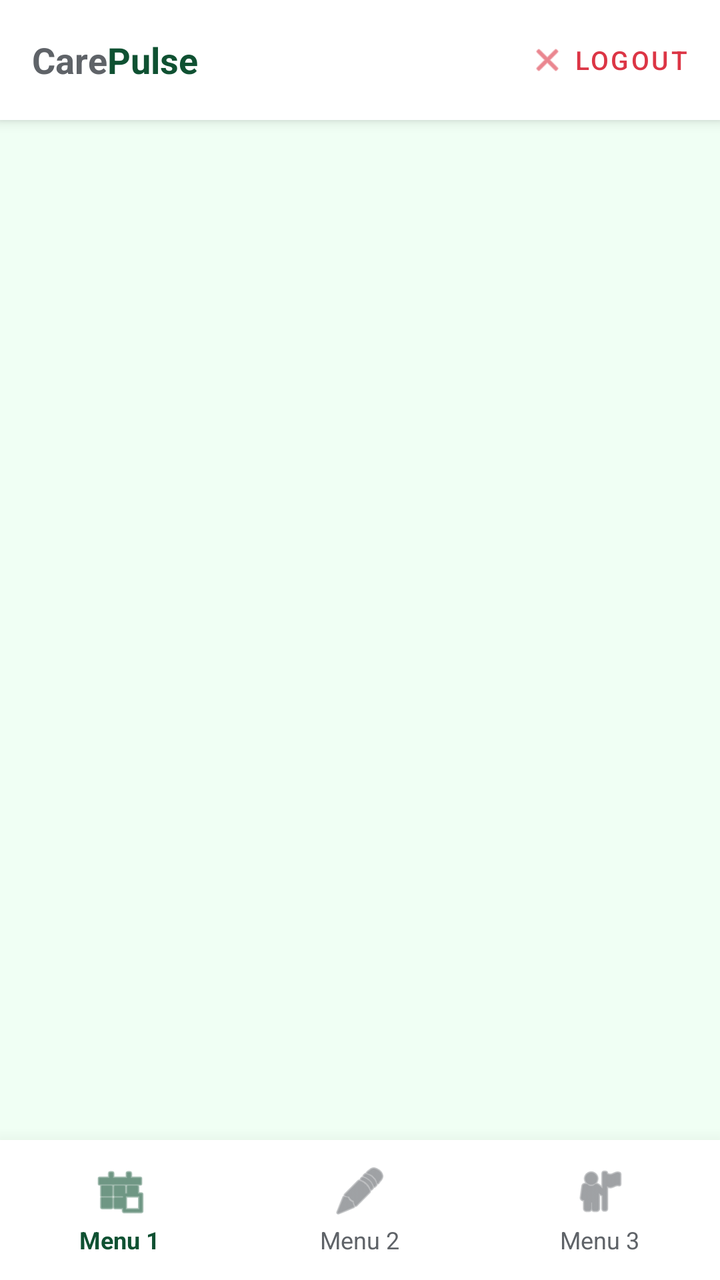
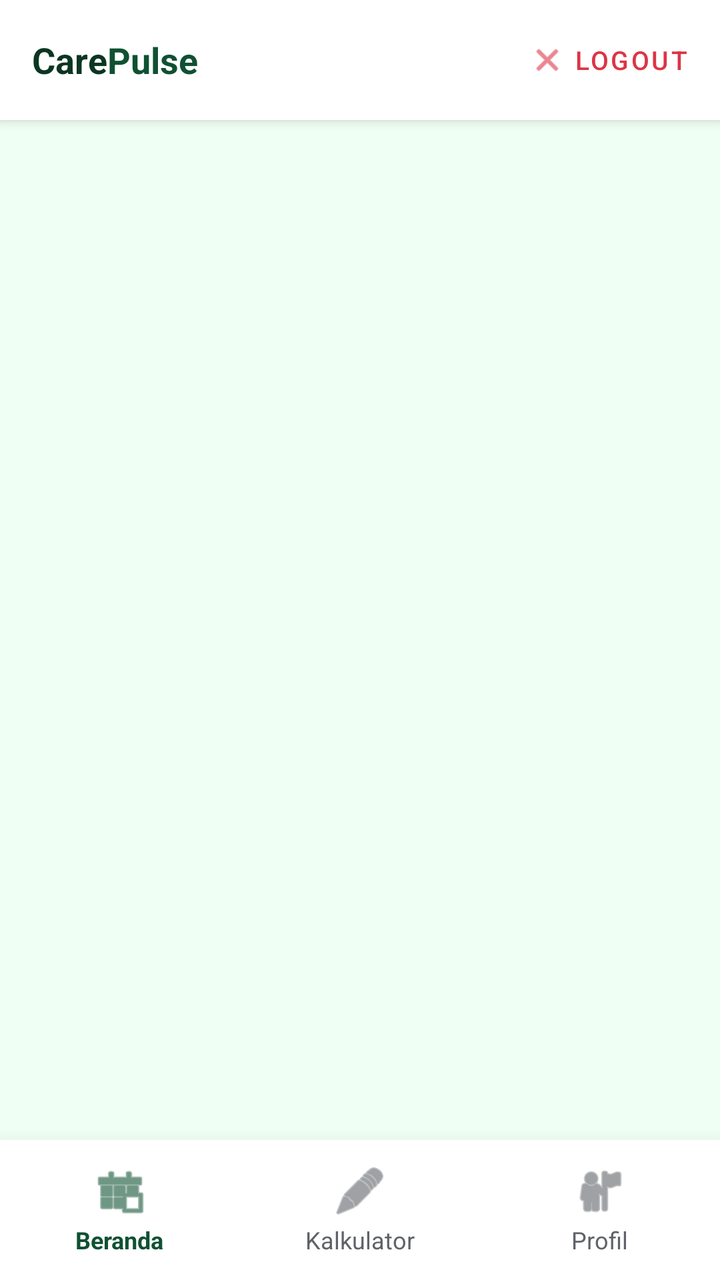

Before-and-after screenshots of an Android layout around one commit, followed by the original layout XML and the change that was made.
<!-- AndroidManifest.xml: application theme Theme.Pertemuan2 -->
<!-- res/layout/activity_dashboard.xml -->
<?xml version="1.0" encoding="utf-8"?>
<RelativeLayout xmlns:android="http://schemas.android.com/apk/res/android"
    xmlns:app="http://schemas.android.com/apk/res-auto"
    android:id="@+id/main"
    android:layout_width="match_parent"
    android:layout_height="match_parent"
    android:background="@color/bg_light_green">

    
    <RelativeLayout
        android:id="@+id/top_toolbar"
        android:layout_width="match_parent"
        android:layout_height="60dp"
        android:layout_alignParentTop="true"
        android:background="@color/white"
        android:elevation="4dp"
        android:paddingStart="16dp"
        android:paddingEnd="8dp">

        
        <LinearLayout
            android:layout_width="wrap_content"
            android:layout_height="wrap_content"
            android:layout_centerVertical="true"
            android:orientation="horizontal">

            <TextView
                android:layout_width="wrap_content"
                android:layout_height="wrap_content"
                android:text="Care"
                android:textColor="@color/text_secondary"
                android:textSize="18sp"
                android:textStyle="bold" />

            <TextView
                android:layout_width="wrap_content"
                android:layout_height="wrap_content"
                android:text="Pulse"
                android:textColor="@color/primary_green"
                android:textSize="18sp"
                android:textStyle="bold" />

        </LinearLayout>

        
        <com.google.android.material.button.MaterialButton
            android:id="@+id/btnToolbarLogout"
            style="@style/Widget.MaterialComponents.Button.TextButton.Icon"
            android:layout_width="wrap_content"
            android:layout_height="wrap_content"
            android:layout_alignParentEnd="true"
            android:layout_centerVertical="true"
            android:text="Logout"
            android:textColor="@color/red"
            android:textSize="13sp"
            app:icon="@android:drawable/ic_menu_close_clear_cancel"
            app:iconTint="@color/red"
            app:iconGravity="textStart"
            app:rippleColor="@color/red_light" />

    </RelativeLayout>

    
    <LinearLayout
        android:id="@+id/bottom_nav"
        android:layout_width="match_parent"
        android:layout_height="70dp"
        android:layout_alignParentBottom="true"
        android:background="@color/white"
        android:elevation="15dp"
        android:gravity="center"
        android:orientation="horizontal">

        
        <LinearLayout
            android:id="@+id/btnNavHome"
            android:layout_width="0dp"
            android:layout_height="match_parent"
            android:layout_weight="1"
            android:clickable="true"
            android:focusable="true"
            android:foreground="?attr/selectableItemBackground"
            android:gravity="center"
            android:orientation="vertical"
            android:paddingTop="8dp"
            android:paddingBottom="8dp">

            <ImageView
                android:id="@+id/ivNavHome"
                android:layout_width="28dp"
                android:layout_height="28dp"
                android:src="@android:drawable/ic_menu_today"
                app:tint="@color/primary_green"
                android:contentDescription="Menu 1" />

            <TextView
                android:id="@+id/tvNavHome"
                android:layout_width="wrap_content"
                android:layout_height="wrap_content"
                android:layout_marginTop="2dp"
                android:text="Menu 1"
                android:textColor="@color/primary_green"
                android:textSize="12sp"
                android:textStyle="bold" />

        </LinearLayout>

        
        <LinearLayout
            android:id="@+id/btnNavSearch"
            android:layout_width="0dp"
            android:layout_height="match_parent"
            android:layout_weight="1"
            android:clickable="true"
            android:focusable="true"
            android:foreground="?attr/selectableItemBackground"
            android:gravity="center"
            android:orientation="vertical"
            android:paddingTop="8dp"
            android:paddingBottom="8dp">

            <ImageView
                android:id="@+id/ivNavSearch"
                android:layout_width="28dp"
                android:layout_height="28dp"
                android:src="@android:drawable/ic_menu_edit"
                app:tint="@color/text_secondary"
                android:contentDescription="Menu 2" />

            <TextView
                android:id="@+id/tvNavSearch"
                android:layout_width="wrap_content"
                android:layout_height="wrap_content"
                android:layout_marginTop="2dp"
                android:text="Menu 2"
                android:textColor="@color/text_secondary"
                android:textSize="12sp" />

        </LinearLayout>

        
        <LinearLayout
            android:id="@+id/btnNavProfile"
            android:layout_width="0dp"
            android:layout_height="match_parent"
            android:layout_weight="1"
            android:clickable="true"
            android:focusable="true"
            android:foreground="?attr/selectableItemBackground"
            android:gravity="center"
            android:orientation="vertical"
            android:paddingTop="8dp"
            android:paddingBottom="8dp">

            <ImageView
                android:id="@+id/ivNavProfile"
                android:layout_width="28dp"
                android:layout_height="28dp"
                android:src="@android:drawable/ic_menu_myplaces"
                app:tint="@color/text_secondary"
                android:contentDescription="Menu 3" />

            <TextView
                android:id="@+id/tvNavProfile"
                android:layout_width="wrap_content"
                android:layout_height="wrap_content"
                android:layout_marginTop="2dp"
                android:text="Menu 3"
                android:textColor="@color/text_secondary"
                android:textSize="12sp" />

        </LinearLayout>

    </LinearLayout>

    
    <FrameLayout
        android:id="@+id/fragment_container"
        android:layout_width="match_parent"
        android:layout_height="match_parent"
        android:layout_below="@id/top_toolbar"
        android:layout_above="@id/bottom_nav" />

</RelativeLayout>
<!-- resources referenced by this layout -->
<resources>
  <color name="bg_light_green">#F0FFF4</color>
  <color name="primary_green">#0F5132</color>
  <color name="red">#DC3545</color>
  <color name="red_light">#FFF0F0</color>
  <color name="text_secondary">#5F6368</color>
  <color name="white">#FFFFFF</color>
  <style name="Theme.Pertemuan2" parent="Base.Theme.Pertemuan2" />
  <style name="Base.Theme.Pertemuan2" parent="Theme.Material3.DayNight.NoActionBar">
          <item name="colorPrimary">@color/primary_green</item>
          <item name="colorPrimaryDark">@color/primary_dark_green</item>
          <item name="colorAccent">@color/accent_green</item>
          <item name="android:statusBarColor">@color/primary_dark_green</item>
          <item name="android:navigationBarColor">@color/white</item>
      </style>
  <color name="primary_dark_green">#0A3622</color>
  <color name="accent_green">#198754</color>
</resources>

<!-- the commit's change to res/layout/activity_dashboard.xml (unified diff, before → after) -->
@@ -28,7 +28,7 @@
                 android:layout_width="wrap_content"
                 android:layout_height="wrap_content"
                 android:text="Care"
-                android:textColor="@color/text_secondary"
+                android:textColor="@color/primary_dark_green"
                 android:textSize="18sp"
                 android:textStyle="bold" />
 
@@ -91,14 +91,14 @@
                 android:layout_height="28dp"
                 android:src="@android:drawable/ic_menu_today"
                 app:tint="@color/primary_green"
-                android:contentDescription="Menu 1" />
+                android:contentDescription="@string/menu_beranda" />
 
             <TextView
                 android:id="@+id/tvNavHome"
                 android:layout_width="wrap_content"
                 android:layout_height="wrap_content"
                 android:layout_marginTop="2dp"
-                android:text="Menu 1"
+                android:text="@string/menu_beranda"
                 android:textColor="@color/primary_green"
                 android:textSize="12sp"
                 android:textStyle="bold" />
@@ -125,14 +125,14 @@
                 android:layout_height="28dp"
                 android:src="@android:drawable/ic_menu_edit"
                 app:tint="@color/text_secondary"
-                android:contentDescription="Menu 2" />
+                android:contentDescription="@string/menu_bmi" />
 
             <TextView
                 android:id="@+id/tvNavSearch"
                 android:layout_width="wrap_content"
                 android:layout_height="wrap_content"
                 android:layout_marginTop="2dp"
-                android:text="Menu 2"
+                android:text="@string/menu_bmi"
                 android:textColor="@color/text_secondary"
                 android:textSize="12sp" />
 
@@ -158,14 +158,14 @@
                 android:layout_height="28dp"
                 android:src="@android:drawable/ic_menu_myplaces"
                 app:tint="@color/text_secondary"
-                android:contentDescription="Menu 3" />
+                android:contentDescription="@string/menu_profil" />
 
             <TextView
                 android:id="@+id/tvNavProfile"
                 android:layout_width="wrap_content"
                 android:layout_height="wrap_content"
                 android:layout_marginTop="2dp"
-                android:text="Menu 3"
+                android:text="@string/menu_profil"
                 android:textColor="@color/text_secondary"
                 android:textSize="12sp" />
 
<!-- resource entries referenced after the edit -->
@@ -6,6 +6,9 @@
   <color name="red_light">#FFF0F0</color>
   <color name="text_secondary">#5F6368</color>
   <color name="white">#FFFFFF</color>
+  <string name="menu_beranda">Beranda</string>
+  <string name="menu_bmi">Kalkulator</string>
+  <string name="menu_profil">Profil</string>
   <style name="Theme.Pertemuan2" parent="Base.Theme.Pertemuan2" />
   <style name="Base.Theme.Pertemuan2" parent="Theme.Material3.DayNight.NoActionBar">
           <item name="colorPrimary">@color/primary_green</item>
